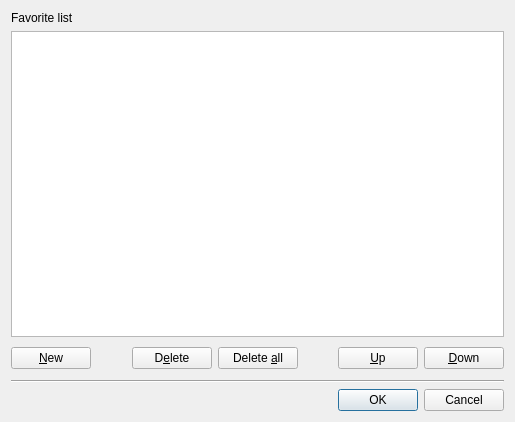
Qt form src/favoriteeditor.ui (wilbert2000/wzplayer) before a commit.
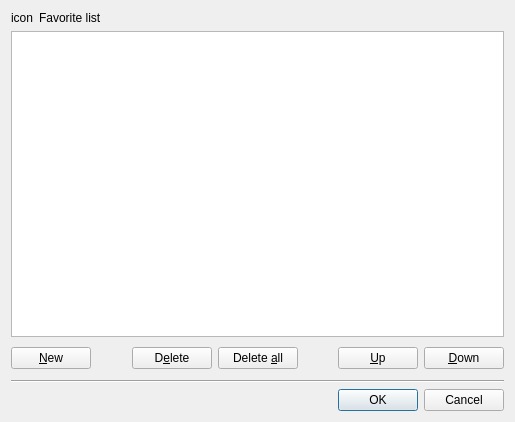
The same form after that commit.

Commit message: Add an icon and an intro text for the favorite editor

Diff of the .ui file:
```diff
--- a/src/favoriteeditor.ui
+++ b/src/favoriteeditor.ui
@@ -11,11 +11,34 @@
   </property>
   <layout class="QVBoxLayout" >
    <item>
+    <layout class="QHBoxLayout" >
+     <item>
+      <widget class="QLabel" name="dialog_icon" >
+       <property name="text" >
+        <string>icon</string>
+       </property>
+       <property name="alignment" >
+        <set>Qt::AlignLeading|Qt::AlignLeft|Qt::AlignTop</set>
+       </property>
+      </widget>
+     </item>
+     <item>
     <widget class="QLabel" name="title_label" >
+       <property name="sizePolicy" >
+        <sizepolicy vsizetype="Preferred" hsizetype="Expanding" >
+         <horstretch>0</horstretch>
+         <verstretch>0</verstretch>
+        </sizepolicy>
+       </property>
      <property name="text" >
       <string>Favorite list</string>
      </property>
-    </widget>
+       <property name="wordWrap" >
+        <bool>true</bool>
+       </property>
+      </widget>
+     </item>
+    </layout>
    </item>
    <item>
     <widget class="QTableWidget" name="table" />
```
Left out of the diff: 9 changed lines with no effect on the pictures. Lines whose indentation alone changed are shown as unchanged. The commit also changes 6 other files.
